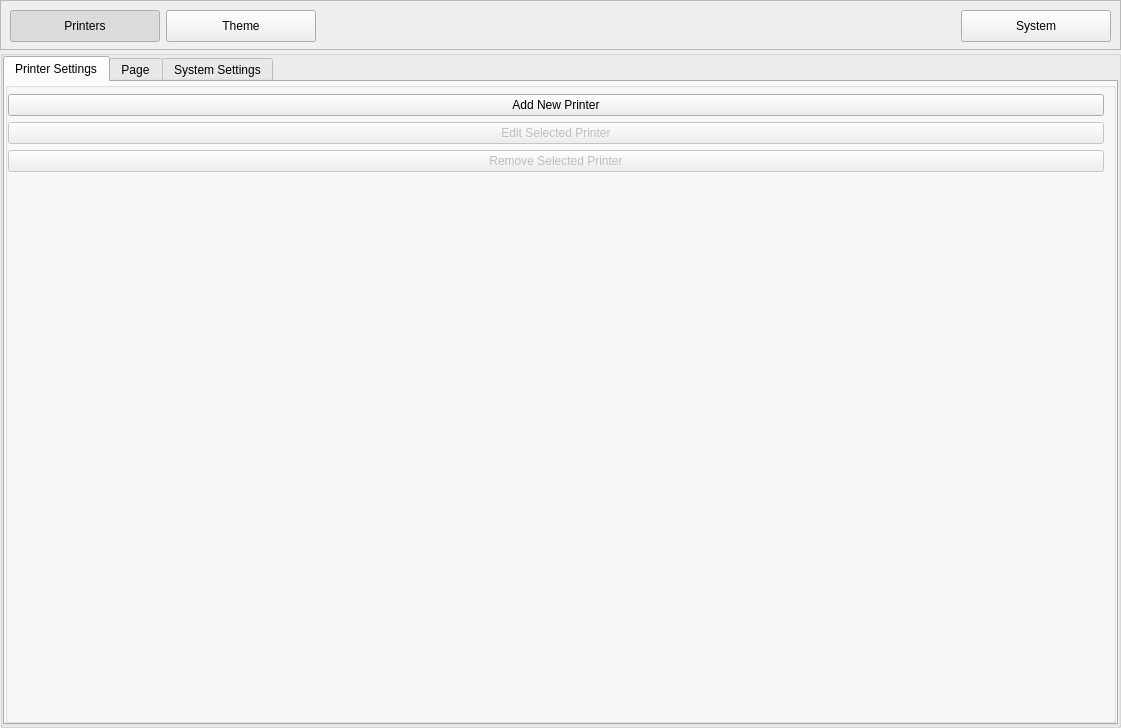
Old version of the form pages/settings/settingspage.ui in the repository DigitalArtifex/Flo.
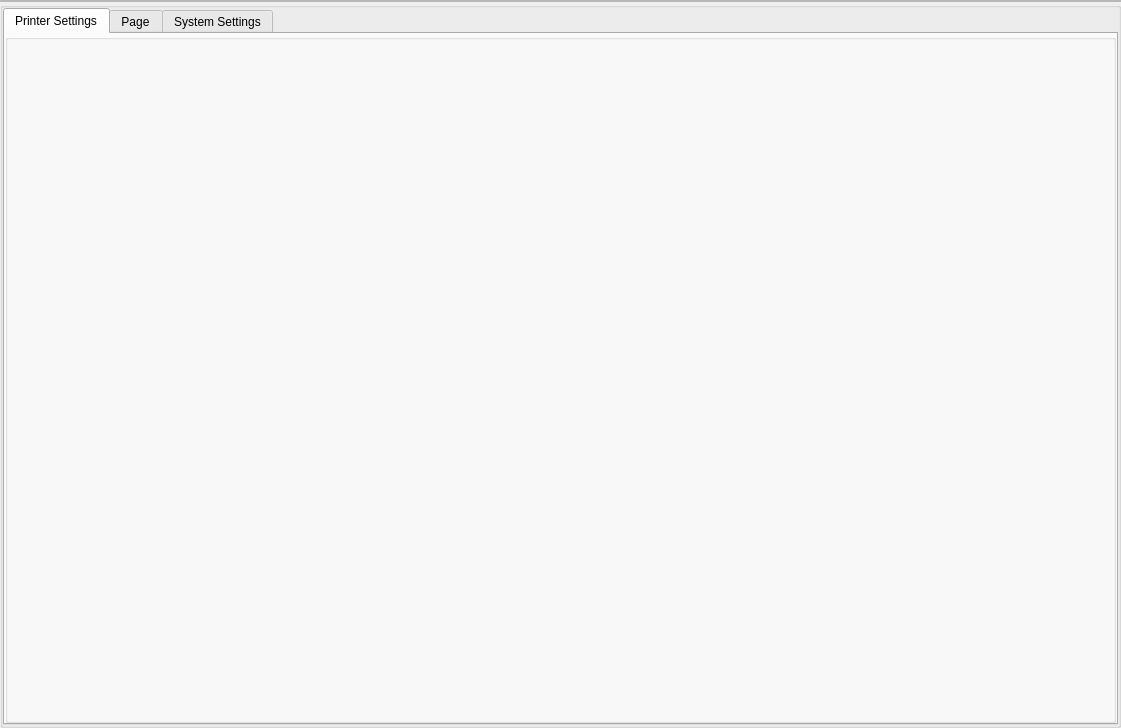
New version of the form.

Patch:
```diff
--- a/pages/settings/settingspage.ui
+++ b/pages/settings/settingspage.ui
@@ -44,91 +44,21 @@
       <enum>QFrame::Raised</enum>
      </property>
      <layout class="QHBoxLayout" name="horizontalLayout">
-      <item>
-       <widget class="QPushButton" name="printersButton">
-        <property name="minimumSize">
-         <size>
-          <width>150</width>
-          <height>32</height>
-         </size>
-        </property>
-        <property name="maximumSize">
-         <size>
-          <width>32</width>
-          <height>32</height>
-         </size>
-        </property>
-        <property name="text">
-         <string>Printers</string>
-        </property>
-        <property name="checkable">
-         <bool>true</bool>
-        </property>
-        <property name="checked">
-         <bool>true</bool>
-        </property>
-        <property name="autoExclusive">
-         <bool>true</bool>
-        </property>
-       </widget>
-      </item>
-      <item>
-       <widget class="QToolButton" name="themeButton">
-        <property name="minimumSize">
-         <size>
-          <width>150</width>
-          <height>32</height>
-         </size>
-        </property>
-        <property name="text">
-         <string>Theme</string>
-        </property>
-        <property name="iconSize">
-         <size>
-          <width>24</width>
-          <height>24</height>
-         </size>
-        </property>
-        <property name="checkable">
-         <bool>true</bool>
-        </property>
-        <property name="autoExclusive">
-         <bool>true</bool>
-        </property>
-       </widget>
-      </item>
-      <item>
-       <spacer name="horizontalSpacer_3">
-        <property name="orientation">
-         <enum>Qt::Horizontal</enum>
-        </property>
-        <property name="sizeHint" stdset="0">
-         <size>
-          <width>630</width>
-          <height>20</height>
-         </size>
-        </property>
-       </spacer>
-      </item>
-      <item>
-       <widget class="QToolButton" name="systemButton">
-        <property name="minimumSize">
-         <size>
-          <width>150</width>
-          <height>32</height>
-         </size>
-        </property>
-        <property name="text">
-         <string>System</string>
-        </property>
-        <property name="checkable">
-         <bool>true</bool>
-        </property>
-        <property name="autoExclusive">
-         <bool>true</bool>
-        </property>
-       </widget>
-      </item>
+      <property name="spacing">
+       <number>0</number>
+      </property>
+      <property name="leftMargin">
+       <number>0</number>
+      </property>
+      <property name="topMargin">
+       <number>0</number>
+      </property>
+      <property name="rightMargin">
+       <number>0</number>
+      </property>
+      <property name="bottomMargin">
+       <number>0</number>
+      </property>
      </layout>
     </widget>
    </item>
@@ -212,7 +142,7 @@
                  <number>0</number>
                 </property>
                 <property name="rightMargin">
-                 <number>9</number>
+                 <number>0</number>
                 </property>
                 <property name="bottomMargin">
                  <number>0</number>
@@ -220,27 +150,10 @@
                 <property name="spacing">
                  <number>6</number>
                 </property>
-                <item row="3" column="1">
-                 <widget class="QPushButton" name="removePrinterButton">
-                  <property name="enabled">
-                   <bool>false</bool>
-                  </property>
-                  <property name="text">
-                   <string>Remove Selected Printer</string>
-                  </property>
-                 </widget>
+                <item row="0" column="1">
+                 <layout class="QVBoxLayout" name="buttonLayout"/>
                 </item>
-                <item row="2" column="1">
-                 <widget class="QPushButton" name="editPrinterButton">
-                  <property name="enabled">
-                   <bool>false</bool>
-                  </property>
-                  <property name="text">
-                   <string>Edit Selected Printer</string>
-                  </property>
-                 </widget>
-                </item>
-                <item row="4" column="1">
+                <item row="1" column="1">
                  <spacer name="verticalSpacer_2">
                   <property name="orientation">
                    <enum>Qt::Vertical</enum>
@@ -253,14 +166,7 @@
                   </property>
                  </spacer>
                 </item>
-                <item row="1" column="1">
-                 <widget class="QPushButton" name="addPrinterButton">
-                  <property name="text">
-                   <string>Add New Printer</string>
-                  </property>
-                 </widget>
-                </item>
-                <item row="0" column="0" rowspan="5">
+                <item row="0" column="0" rowspan="2">
                  <layout class="QVBoxLayout" name="printerListLayout">
                   <property name="spacing">
                    <number>0</number>
```
